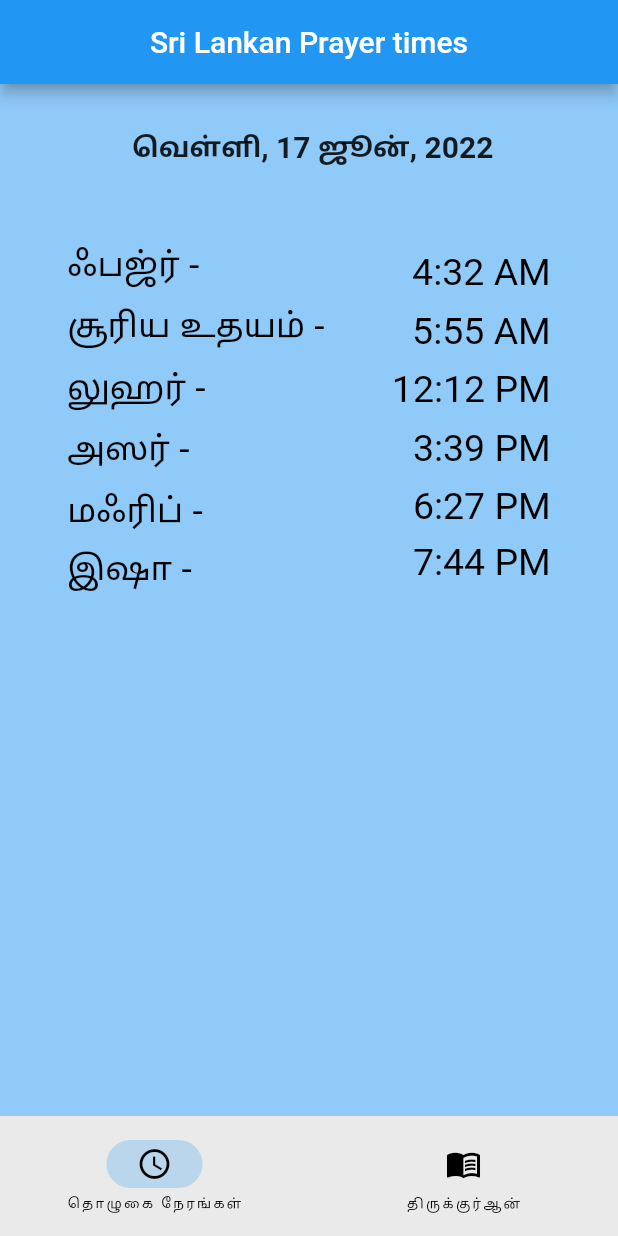
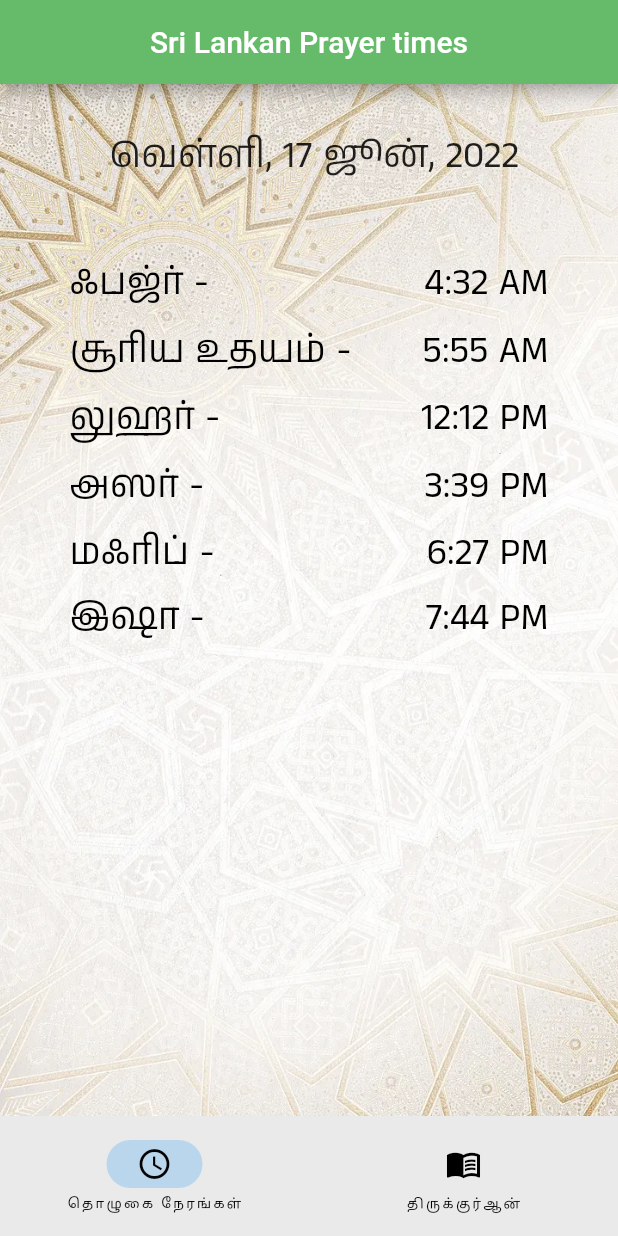
Before and after one commit to FaheemJawfar/srilankan-prayer-times, a Flutter app: the screen it shows after launch, on a phone screen of 412 x 824 dp. Run offline on Flutter 3.47's test engine with Material 2 defaults, Android fonts, the phone set to English and light mode, and no system bars.

Commit message:
Added some beautiful Tamil fons. and Improved the 'Read Quran' Page.

```diff
--- a/lib/PrayerTimes.dart
+++ b/lib/PrayerTimes.dart
@@ -76,6 +76,7 @@ class _PrayerTimesState extends State<PrayerTimes> {
     fontWeight: FontWeight.w400,
     fontSize: 25,
     color: Colors.black,
+    fontFamily: 'AnekTamil',
   );
 
 
@@ -88,7 +89,12 @@ class _PrayerTimesState extends State<PrayerTimes> {
 
     return Scaffold(
         body: Container(
-      color: Colors.blue[200],
+          decoration: BoxDecoration(
+            image: DecorationImage( image: AssetImage("assets/bg.png"),
+              fit: BoxFit.cover,
+            ),
+          ),
+
       child: Center(
         child: Column(
           mainAxisAlignment: MainAxisAlignment.start,
@@ -102,8 +108,9 @@ class _PrayerTimesState extends State<PrayerTimes> {
 
                  Text(' $tamilDate',
                     style: TextStyle(
-                      fontSize: 20.0,
-                      fontWeight: FontWeight.bold,
+                      fontFamily: 'AnekTamil',
+                      fontSize: 25.0,
+                      fontWeight: FontWeight.normal,
                     )),
 
               ],
@@ -207,7 +214,7 @@ class _PrayerTimesState extends State<PrayerTimes> {
 
 
               ],
-            ))
+            )),
           ],
         ),
       ),
```
Also changed, not shown: lib/ReadQuran.dart (+9 -4 lines), lib/main.dart (+16 -18 lines), pubspec.yaml (+10 -4 lines), assets/bg.png (added), assets/fonts/AnekTamil-Bold.ttf (added), assets/fonts/AnekTamil-ExtraBold.ttf (added), assets/fonts/AnekTamil-ExtraLight.ttf (added), assets/fonts/AnekTamil-Light.ttf (added), assets/fonts/AnekTamil-Medium.ttf (added), assets/fonts/AnekTamil-Regular.ttf (added), assets/fonts/AnekTamil-SemiBold.ttf (added), assets/fonts/AnekTamil-Thin.ttf (added), assets/fonts/MeeraInimai-Regular.ttf (added), assets/masjid-bg.jpg (added), 1 more files.
